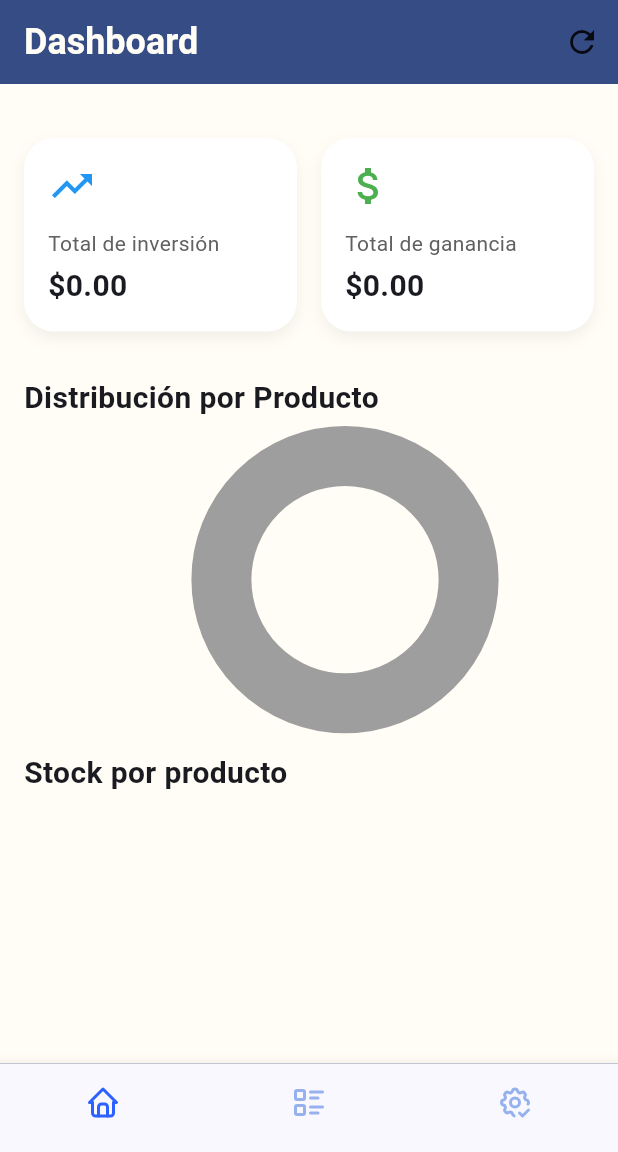
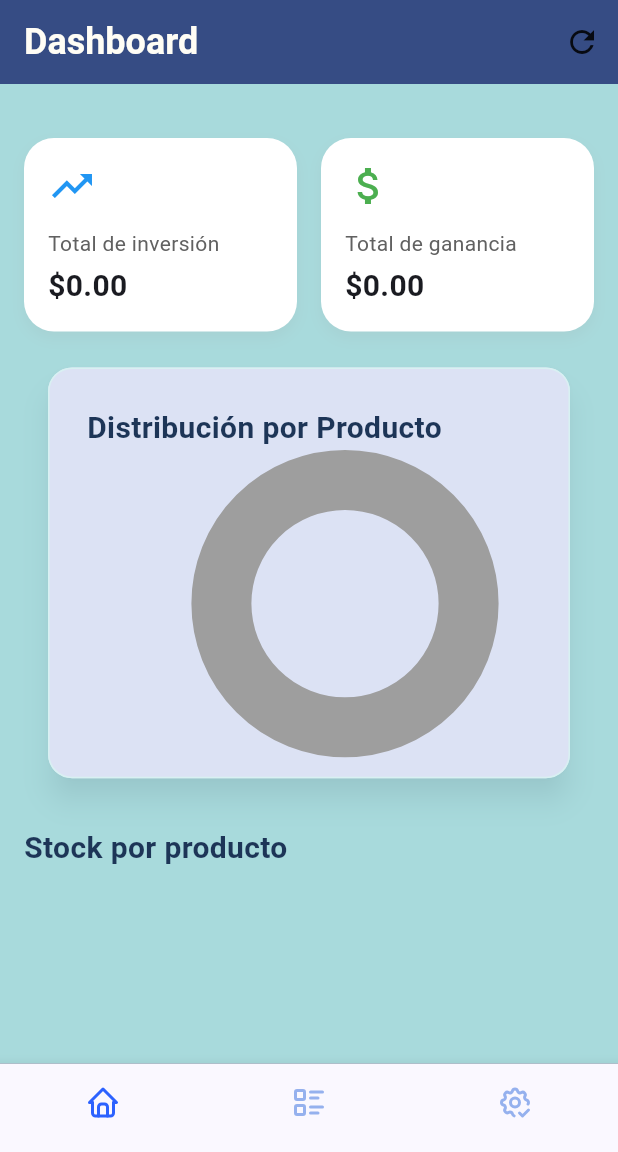
Before and after one commit to AldroX/miAlmacenApp, a Flutter app: the screen it shows after launch, on a phone screen of 412 x 824 dp, the part 84-1236 px from its top. Run offline on Flutter 3.47's test engine with Material 3 defaults, Android fonts, the phone set to English and light mode, and no system bars; drawn by our look-alikes of pie_chart; our stand-ins replace firebase_core, flutter_svg, hive, hive_flutter, image_picker; accounts and stored records are empty.

Commit message:
feat:add nuevos colores

```diff
--- a/lib/pages/dashboard.dart
+++ b/lib/pages/dashboard.dart
@@ -4,6 +4,7 @@ import '../widgets/product_list.dart';
 import '../widgets/pie_chart.dart';
 import '../services/product_service.dart';
 import '../models/product.dart';
+import '../core/theme/palette_colors.dart';
 
 class DashboardPage extends StatefulWidget {
   const DashboardPage({super.key});
@@ -67,7 +68,7 @@ class _DashboardPageState extends State<DashboardPage> {
   @override
   Widget build(BuildContext context) {
     return Scaffold(
-      backgroundColor: const Color(0xFFFFFDF5),
+      backgroundColor: AppColors.azulClaro,
       appBar: AppBar(
         backgroundColor: const Color(0xFF364c84),
         title: const Text(
@@ -112,6 +113,7 @@ class _DashboardPageState extends State<DashboardPage> {
                                 value: '\$${totalInvested.toStringAsFixed(2)}',
                                 icon: Icons.trending_up,
                                 color: Colors.blue,
+                                background: AppColors.azulMarinoClaro,
                               ),
                               const SizedBox(width: 16),
                               MetricsCard(
@@ -119,25 +121,47 @@ class _DashboardPageState extends State<DashboardPage> {
                                 value: '\$${totalProfit.toStringAsFixed(2)}',
                                 icon: Icons.attach_money,
                                 color: Colors.green,
+                                background: AppColors.verdeCute,
                               ),
                             ],
                           ),
-                          const SizedBox(height: 30),
+                          const SizedBox(height: 16),
+                          Card(
+                            shape: RoundedRectangleBorder(
+                              borderRadius: BorderRadius.circular(16.0),
+                              side: const BorderSide(
+                                  color: AppColors.customLightBlue),
+                            ),
+                            elevation: 8,
+                            shadowColor: AppColors.azulMarino.withOpacity(0.2),
+                            child: Padding(
+                              padding: const EdgeInsets.all(26.0),
+                              child: Column(
+                                crossAxisAlignment: CrossAxisAlignment.start,
+                                mainAxisSize: MainAxisSize.min,
+                                children: [
                                   const Text(
                                     'Distribución por Producto',
                                     style: TextStyle(
                                       fontSize: 20,
                                       fontWeight: FontWeight.w600,
+                                      color: AppColors.azulMarino,
                                     ),
                                   ),
-                          const SizedBox(height: 16),
+                                  const SizedBox(height: 12),
                                   PieChartWidget(
                                     dataMap: Map.fromEntries(
                                       soldByProduct.entries.map(
-                                  (e) => MapEntry(e.key, e.value.toDouble())),
+                                        (e) =>
+                                            MapEntry(e.key, e.value.toDouble()),
+                                      ),
                                     ),
                                     chartRadius:
                                         MediaQuery.of(context).size.width / 2.5,
+                                  ),
+                                ],
+                              ),
+                            ),
                           ),
                           const SizedBox(height: 24),
                           const Text(
@@ -145,6 +169,7 @@ class _DashboardPageState extends State<DashboardPage> {
                             style: TextStyle(
                               fontSize: 20,
                               fontWeight: FontWeight.w600,
+                              color: AppColors.azulMarino,
                             ),
                           ),
                           const SizedBox(height: 8),
```
Lines whose indentation alone changed are shown as unchanged.
